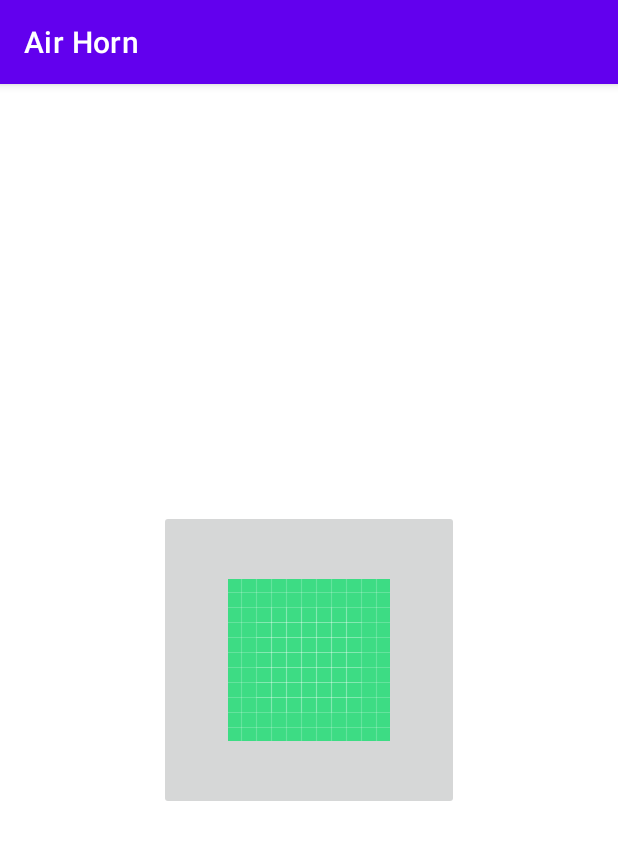
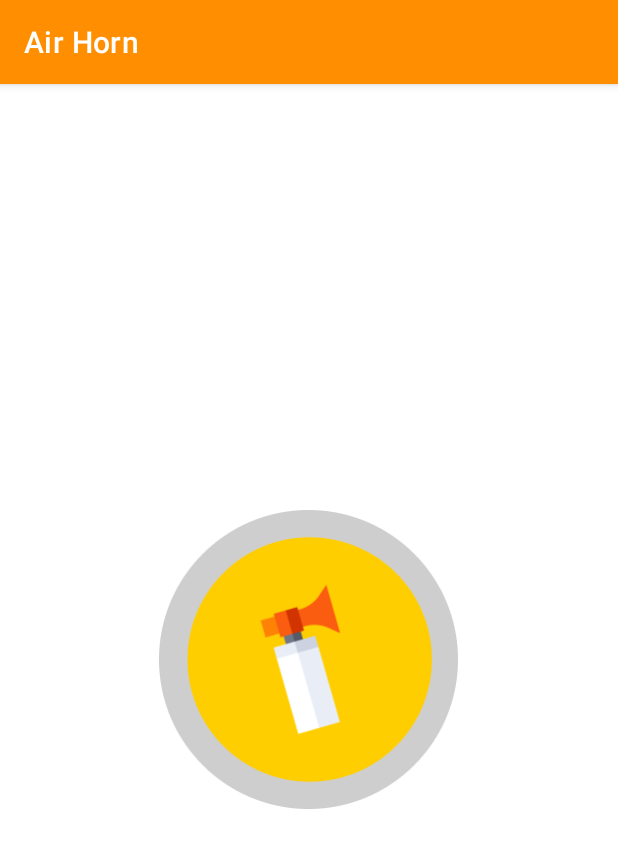
Before and after one commit to Helaluzzaman/AirHorn, an Android app: the screen it shows after launch (MainActivity), on a phone screen of 412 x 824 dp. Shown: the top 848 px of the screen. Run offline under Robolectric (Android 15) with nearby library versions, the light colour scheme and no system bars.

Commit message:
graphics added

```diff
--- a/app/src/main/java/com/hbsoft/airhorn/fragments/HomeFragment.kt
+++ b/app/src/main/java/com/hbsoft/airhorn/fragments/HomeFragment.kt
@@ -15,6 +15,7 @@ import android.view.ViewGroup
 import android.widget.Button
 import android.widget.ImageButton
 import android.widget.Toast
+import androidx.core.content.ContextCompat.getDrawable
 import androidx.core.content.ContextCompat.getSystemService
 import androidx.fragment.app.viewModels
 import com.hbsoft.airhorn.MainActivity
@@ -42,7 +43,6 @@ class HomeFragment : Fragment(), View.OnTouchListener {
         savedInstanceState: Bundle?
     ): View? {
         val view =  inflater.inflate(R.layout.fragment_home, container, false)
-        vibrator = activity?.getSystemService(Context.VIBRATOR_SERVICE) as Vibrator
         button = view.findViewById(R.id.b_press)
         button.setOnTouchListener(this)
         return view
@@ -68,6 +68,7 @@ class HomeFragment : Fragment(), View.OnTouchListener {
                 Log.i(TAG, "onTouch: action down")
                 startVibrate()
                 mHomeViewModel.startAudio()
+                button.setImageDrawable(getDrawable(requireContext(), R.drawable.pressed))
                 return false
             }
             MotionEvent.ACTION_UP ->{
@@ -75,6 +76,7 @@ class HomeFragment : Fragment(), View.OnTouchListener {
                 Toast.makeText(requireContext(), "up", Toast.LENGTH_SHORT).show()
                 stopVibrate()
                 mHomeViewModel.stopAudio()
+                button.setImageDrawable(getDrawable(requireContext(), R.drawable.unpressed))
                 return false
             }
             else -> return false
--- a/app/src/main/res/layout/fragment_home.xml
+++ b/app/src/main/res/layout/fragment_home.xml
@@ -9,7 +9,7 @@
         android:id="@+id/b_press"
         android:layout_width="200dp"
         android:layout_height="200dp"
-        android:src="@drawable/ic_launcher_background"
+        android:background="@drawable/unpressed"
         app:layout_constraintBottom_toBottomOf="parent"
         app:layout_constraintEnd_toEndOf="parent"
         app:layout_constraintHorizontal_bias="0.5"
--- a/app/src/main/res/values/colors.xml
+++ b/app/src/main/res/values/colors.xml
@@ -7,4 +7,9 @@
     <color name="teal_700">#FF018786</color>
     <color name="black">#FF000000</color>
     <color name="white">#FFFFFFFF</color>
+
+
+    <color name="brand_primary">#FF8F00</color>
+    <color name="brand_primary_variant">#FF6F00</color>
+    <color name="brand_OnPrimary">@color/white</color>
 </resources>
--- a/app/src/main/res/values/themes.xml
+++ b/app/src/main/res/values/themes.xml
@@ -2,8 +2,8 @@
     <!-- Base application theme. -->
     <style name="Theme.AirHorn" parent="Theme.MaterialComponents.DayNight.DarkActionBar">
         <!-- Primary brand color. -->
-        <item name="colorPrimary">@color/purple_500</item>
-        <item name="colorPrimaryVariant">@color/purple_700</item>
+        <item name="colorPrimary">@color/brand_primary</item>
+        <item name="colorPrimaryVariant">@color/brand_primary_variant</item>
         <item name="colorOnPrimary">@color/white</item>
         <!-- Secondary brand color. -->
         <item name="colorSecondary">@color/teal_200</item>
```
Also changed, not shown: app/src/main/res/drawable-hdpi/pressed.png (added), app/src/main/res/drawable-hdpi/unpressed.png (added), app/src/main/res/drawable-mdpi/pressed.png (added), app/src/main/res/drawable-mdpi/unpressed.png (added), app/src/main/res/drawable-xhdpi/pressed.png (added), app/src/main/res/drawable-xhdpi/unpressed.png (added), app/src/main/res/drawable-xxhdpi/pressed.png (added), app/src/main/res/drawable-xxhdpi/unpressed.png (added), app/src/main/res/drawable-xxxhdpi/pressed.png (added), app/src/main/res/drawable-xxxhdpi/unpressed.png (added).
